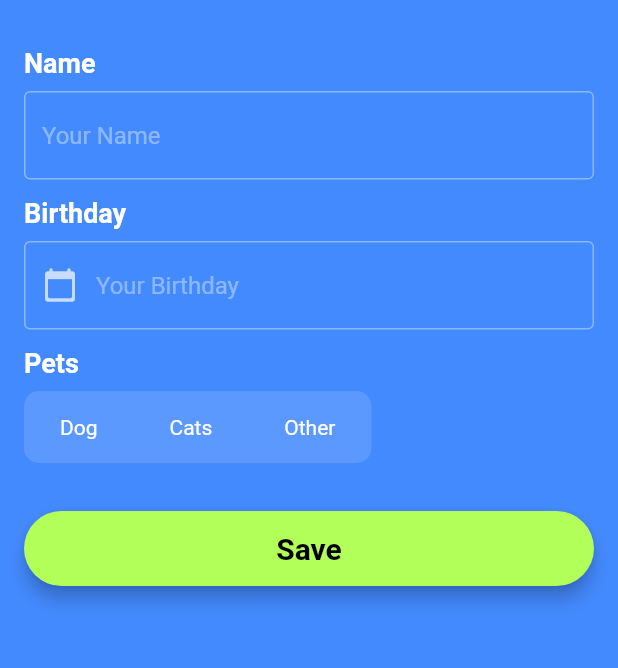
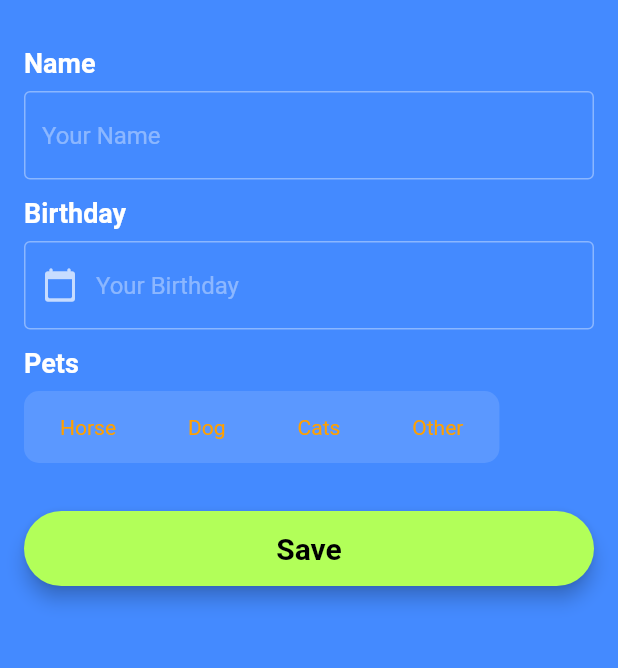
Before and after one commit to shafiul-haque-johny/SecureStorageDataPersistance, a Flutter app: the screen it shows after launch, on a phone screen of 412 x 824 dp, the part 272-940 px from its top. Run offline on Flutter 3.47's test engine with Material 2 defaults, Android fonts, the phone set to English and light mode, and no system bars; our stand-ins replace flutter_secure_storage.

Commit message:
color changed

```diff
--- a/lib/widget/birthday_widget.dart
+++ b/lib/widget/birthday_widget.dart
@@ -52,7 +52,9 @@ class _BirthdayWidgetState extends State<BirthdayWidget> {
           decoration: const InputDecoration(
             prefixText: '',
             hintText: 'Your Birthday',
-            prefixIcon: Icon(Icons.calendar_today_rounded),
+            prefixIcon: Icon(
+              Icons.calendar_today_rounded,
+            ),
             border: OutlineInputBorder(),
           ),
         ),
--- a/lib/widget/pets_buttons_widget.dart
+++ b/lib/widget/pets_buttons_widget.dart
@@ -11,7 +11,7 @@ class PetsButtonsWidget extends StatelessWidget {
   @override
   Widget build(BuildContext context) {
     final background = Theme.of(context).unselectedWidgetColor;
-    final allPets = ['Dog', 'Cats', 'Other'];
+    final allPets = ['Horse', 'Dog', 'Cats', 'Other'];
 
     return Container(
       alignment: Alignment.centerLeft,
@@ -22,8 +22,8 @@ class PetsButtonsWidget extends StatelessWidget {
         ),
         child: ToggleButtons(
           isSelected: allPets.map((pet) => pets.contains(pet)).toList(),
-          selectedColor: Colors.white,
-          color: Colors.white,
+          color: Colors.amber[700],
+          selectedColor: Colors.purple[500],
           fillColor: Theme.of(context).hintColor,
           borderRadius: BorderRadius.circular(10),
           renderBorder: false,
```
